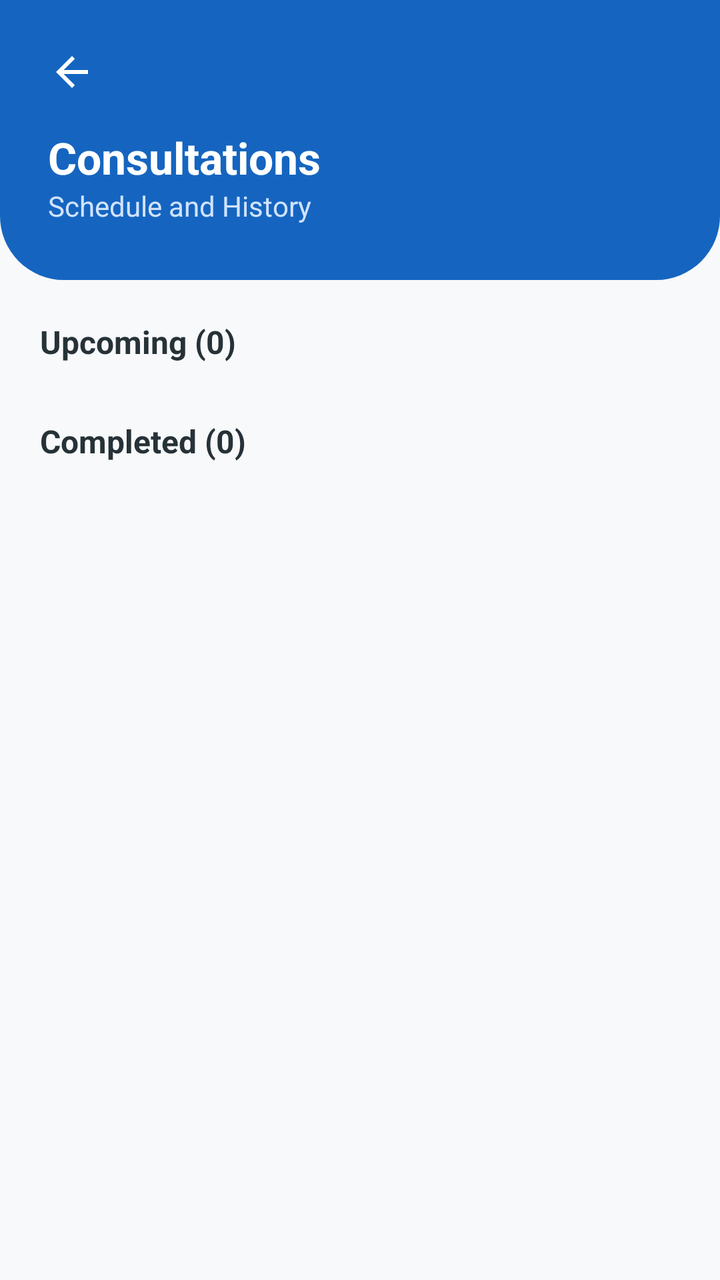
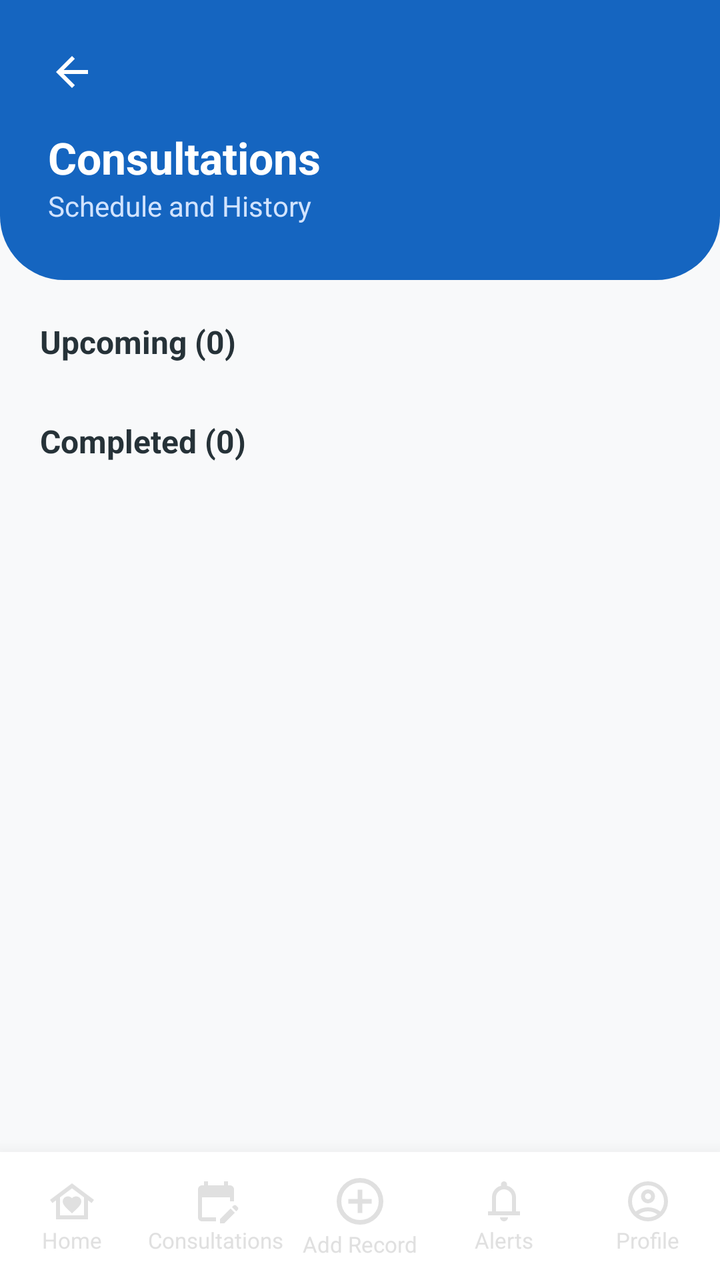

Two renders of the same Android screen: before a commit and after it. Below are the layout's source before the change and the commit's diff.
<!-- AndroidManifest.xml: application theme Theme.Mobicare -->
<!-- res/layout/fragment_consultations.xml -->
<?xml version="1.0" encoding="utf-8"?>
<androidx.constraintlayout.widget.ConstraintLayout
    xmlns:android="http://schemas.android.com/apk/res/android"
    xmlns:app="http://schemas.android.com/apk/res-auto"
    android:layout_width="match_parent"
    android:layout_height="match_parent"
    android:background="#F8F9FA">

    <View
        android:id="@+id/headerView"
        android:layout_width="match_parent"
        android:layout_height="140dp"
        android:background="@drawable/header_rounded_bottom"
        app:layout_constraintTop_toTopOf="parent" />

    <ImageView
        android:id="@+id/btnBack"
        android:layout_width="40dp"
        android:layout_height="40dp"
        android:layout_marginStart="16dp"
        android:layout_marginTop="16dp"
        android:padding="8dp"
        android:src="@drawable/ic_back_white"
        android:contentDescription="Back"
        app:layout_constraintStart_toStartOf="parent"
        app:layout_constraintTop_toTopOf="parent"
        app:tint="@color/pure_white" />

    <TextView
        android:id="@+id/tvTitle"
        android:layout_width="wrap_content"
        android:layout_height="wrap_content"
        android:layout_marginStart="24dp"
        android:layout_marginTop="8dp"
        android:text="Consultations"
        android:textColor="@color/pure_white"
        android:textSize="22sp"
        android:textStyle="bold"
        app:layout_constraintStart_toStartOf="parent"
        app:layout_constraintTop_toBottomOf="@+id/btnBack" />

    <TextView
        android:id="@+id/tvSubtitle"
        android:layout_width="wrap_content"
        android:layout_height="wrap_content"
        android:text="Schedule and History"
        android:textColor="#D1E3FF"
        android:textSize="14sp"
        app:layout_constraintStart_toStartOf="@+id/tvTitle"
        app:layout_constraintTop_toBottomOf="@+id/tvTitle" />

    <androidx.core.widget.NestedScrollView
        android:layout_width="match_parent"
        android:layout_height="0dp"
        app:layout_constraintBottom_toBottomOf="parent"
        app:layout_constraintTop_toBottomOf="@+id/headerView">

        <LinearLayout
            android:layout_width="match_parent"
            android:layout_height="wrap_content"
            android:orientation="vertical"
            android:padding="20dp">

            <TextView
                android:id="@+id/tvUpcomingCount"
                android:layout_width="wrap_content"
                android:layout_height="wrap_content"
                android:text="Upcoming (0)"
                android:textColor="@color/slate_navy"
                android:textSize="16sp"
                android:textStyle="bold"
                android:layout_marginBottom="12dp"/>

            <LinearLayout
                android:id="@+id/llUpcoming"
                android:layout_width="match_parent"
                android:layout_height="wrap_content"
                android:orientation="vertical" />

            <TextView
                android:id="@+id/tvCompletedCount"
                android:layout_width="wrap_content"
                android:layout_height="wrap_content"
                android:text="Completed (0)"
                android:textColor="@color/slate_navy"
                android:textSize="16sp"
                android:textStyle="bold"
                android:layout_marginTop="16dp"
                android:layout_marginBottom="12dp"/>

            <LinearLayout
                android:id="@+id/llCompleted"
                android:layout_width="match_parent"
                android:layout_height="wrap_content"
                android:orientation="vertical" />

        </LinearLayout>
    </androidx.core.widget.NestedScrollView>

</androidx.constraintlayout.widget.ConstraintLayout>
<!-- resources referenced by this layout -->
<resources>
  <!-- unchanged entries left out for length: 8 -->
</resources>

<!-- the commit's change to res/layout/fragment_consultations.xml (unified diff, before → after) -->
@@ -96,5 +96,150 @@
 
         </LinearLayout>
     </androidx.core.widget.NestedScrollView>
+    <include
+        android:id="@+id/healthWorkerNavBar"
+        layout="@layout/layout_bottom_nav_health_worker"
+        android:layout_width="match_parent"
+        android:layout_height="64dp"
+        app:layout_constraintBottom_toBottomOf="parent"
+        app:layout_constraintStart_toStartOf="parent"
+        app:layout_constraintEnd_toEndOf="parent" />
 
 </androidx.constraintlayout.widget.ConstraintLayout>
+<!-- res/layout/layout_bottom_nav_health_worker.xml (included above) -->
+<?xml version="1.0" encoding="utf-8"?>
+<LinearLayout xmlns:android="http://schemas.android.com/apk/res/android"
+    xmlns:app="http://schemas.android.com/apk/res-auto"
+    android:id="@+id/bottomNavHealthWorkerCustom"
+    android:layout_width="match_parent"
+    android:layout_height="64dp"
+    android:background="@color/pure_white"
+    android:orientation="horizontal"
+    android:elevation="16dp">
+
+    <LinearLayout
+        android:id="@+id/nav_home"
+        android:layout_width="0dp"
+        android:layout_height="match_parent"
+        android:layout_weight="1"
+        android:clickable="true"
+        android:focusable="true"
+        android:foreground="?attr/selectableItemBackground"
+        android:gravity="center"
+        android:orientation="vertical">
+        <ImageView
+            android:id="@+id/iv_nav_home"
+            android:layout_width="24dp"
+            android:layout_height="24dp"
+            android:src="@drawable/ic_home"
+            app:tint="@color/cool_grey" />
+        <TextView
+            android:id="@+id/tv_nav_home"
+            android:layout_width="wrap_content"
+            android:layout_height="wrap_content"
+            android:text="Home"
+            android:textSize="11sp"
+            android:textColor="@color/cool_grey" />
+    </LinearLayout>
+
+    <LinearLayout
+        android:id="@+id/nav_consultations_tab"
+        android:layout_width="0dp"
+        android:layout_height="match_parent"
+        android:layout_weight="1"
+        android:clickable="true"
+        android:focusable="true"
+        android:foreground="?attr/selectableItemBackground"
+        android:gravity="center"
+        android:orientation="vertical">
+        <ImageView
+            android:id="@+id/iv_nav_consultations"
+            android:layout_width="24dp"
+            android:layout_height="24dp"
+            android:src="@drawable/ic_consultation"
+            app:tint="@color/cool_grey" />
+        <TextView
+            android:id="@+id/tv_nav_consultations"
+            android:layout_width="wrap_content"
+            android:layout_height="wrap_content"
+            android:text="Consultations"
+            android:textSize="11sp"
+            android:textColor="@color/cool_grey" />
+    </LinearLayout>
+
+    <LinearLayout
+        android:id="@+id/nav_add_record_tab"
+        android:layout_width="0dp"
+        android:layout_height="match_parent"
+        android:layout_weight="1"
+        android:clickable="true"
+        android:focusable="true"
+        android:foreground="?attr/selectableItemBackground"
+        android:gravity="center"
+        android:orientation="vertical">
+        <ImageView
+            android:id="@+id/iv_nav_add"
+            android:layout_width="28dp"
+            android:layout_height="28dp"
+            android:src="@drawable/ic_add"
+            app:tint="@color/cool_grey" />
+        <TextView
+            android:id="@+id/tv_nav_add"
+            android:layout_width="wrap_content"
+            android:layout_height="wrap_content"
+            android:text="Add Record"
+            android:textSize="11sp"
+            android:textColor="@color/cool_grey" />
+    </LinearLayout>
+
+    <LinearLayout
+        android:id="@+id/nav_notifications_tab"
+        android:layout_width="0dp"
+        android:layout_height="match_parent"
+        android:layout_weight="1"
+        android:clickable="true"
+        android:focusable="true"
+        android:foreground="?attr/selectableItemBackground"
+        android:gravity="center"
+        android:orientation="vertical">
+        <ImageView
+            android:id="@+id/iv_nav_alerts"
+            android:layout_width="24dp"
+            android:layout_height="24dp"
+            android:src="@drawable/ic_notifications"
+            app:tint="@color/cool_grey" />
+        <TextView
+            android:id="@+id/tv_nav_alerts"
+            android:layout_width="wrap_content"
+            android:layout_height="wrap_content"
+            android:text="Alerts"
+            android:textSize="11sp"
+            android:textColor="@color/cool_grey" />
+    </LinearLayout>
+
+    <LinearLayout
+        android:id="@+id/nav_profile_tab"
+        android:layout_width="0dp"
+        android:layout_height="match_parent"
+        android:layout_weight="1"
+        android:clickable="true"
+        android:focusable="true"
+        android:foreground="?attr/selectableItemBackground"
+        android:gravity="center"
+        android:orientation="vertical">
+        <ImageView
+            android:id="@+id/iv_nav_profile"
+            android:layout_width="24dp"
+            android:layout_height="24dp"
+            android:src="@drawable/ic_profile"
+            app:tint="@color/cool_grey" />
+        <TextView
+            android:id="@+id/tv_nav_profile"
+            android:layout_width="wrap_content"
+            android:layout_height="wrap_content"
+            android:text="Profile"
+            android:textSize="11sp"
+            android:textColor="@color/cool_grey" />
+    </LinearLayout>
+
+</LinearLayout>
<!-- resource entries referenced after the edit -->
@@ -1,5 +1,36 @@
 <!-- resources referenced by this layout -->
 <resources>
+  <color name="cool_grey">#E0E0E0</color>
+  <!-- drawable ic_add (drawable) -->
+  <vector xmlns:android="http://schemas.android.com/apk/res/android" android:height="24dp" android:tint="#000000" android:viewportHeight="960" android:viewportWidth="960" android:width="24dp">
+        
+      <path android:fillColor="@android:color/white" android:pathData="M440,680L520,680L520,520L680,520L680,440L520,440L520,280L440,280L440,440L280,440L280,520L440,520L440,680ZM480,880Q397,880 324,848.5Q251,817 197,763Q143,709 111.5,636Q80,563 80,480Q80,397 111.5,324Q143,251 197,197Q251,143 324,111.5Q397,80 480,80Q563,80 636,111.5Q709,143 763,197Q817,251 848.5,324Q880,397 880,480Q880,563 848.5,636Q817,709 763,763Q709,817 636,848.5Q563,880 480,880ZM480,800Q614,800 707,707Q800,614 800,480Q800,346 707,253Q614,160 480,160Q346,160 253,253Q160,346 160,480Q160,614 253,707Q346,800 480,800ZM480,480Q480,480 480,480Q480,480 480,480Q480,480 480,480Q480,480 480,480Q480,480 480,480Q480,480 480,480Q480,480 480,480Q480,480 480,480Z"/>
+      
+  </vector>
+  <!-- drawable ic_consultation (drawable) -->
+  <vector xmlns:android="http://schemas.android.com/apk/res/android" android:height="24dp" android:tint="#000000" android:viewportHeight="24" android:viewportWidth="24" android:width="24dp">
+        
+      <path android:fillColor="@android:color/white" android:pathData="M12,22H5c-1.11,0 -2,-0.9 -2,-2L3.01,6c0,-1.1 0.88,-2 1.99,-2h1V2h2v2h8V2h2v2h1c1.1,0 2,0.9 2,2v6h-2v-2H5v10h7V22zM22.13,16.99l0.71,-0.71c0.39,-0.39 0.39,-1.02 0,-1.41l-0.71,-0.71c-0.39,-0.39 -1.02,-0.39 -1.41,0l-0.71,0.71L22.13,16.99zM21.42,17.7l-5.3,5.3H14v-2.12l5.3,-5.3L21.42,17.7z"/>
+      
+  </vector>
+  <!-- drawable ic_home (drawable) -->
+  <vector xmlns:android="http://schemas.android.com/apk/res/android" android:height="24dp" android:tint="#000000" android:viewportHeight="960" android:viewportWidth="960" android:width="24dp">
+        
+      <path android:fillColor="@android:color/white" android:pathData="M480,120L920,450L872,514L800,460L800,840L160,840L160,460L88,514L40,450L480,120ZM294,482Q294,535 351,595Q408,655 480,720Q552,655 609,595Q666,535 666,482Q666,438 636,409Q606,380 564,380Q538,380 516.5,390.5Q495,401 480,418Q465,401 442.5,390.5Q420,380 396,380Q354,380 324,409Q294,438 294,482ZM720,760L720,400L480,220L240,400L240,760L720,760ZM720,760L240,760L240,760L480,760L720,760Z"/>
+      
+  </vector>
+  <!-- drawable ic_notifications (drawable) -->
+  <vector xmlns:android="http://schemas.android.com/apk/res/android" android:height="24dp" android:tint="#000000" android:viewportHeight="960" android:viewportWidth="960" android:width="24dp">
+        
+      <path android:fillColor="@android:color/white" android:pathData="M160,760L160,680L240,680L240,400Q240,317 290,252.5Q340,188 420,168L420,140Q420,115 437.5,97.5Q455,80 480,80Q505,80 522.5,97.5Q540,115 540,140L540,168Q620,188 670,252.5Q720,317 720,400L720,680L800,680L800,760L160,760ZM480,460L480,460L480,460L480,460Q480,460 480,460Q480,460 480,460Q480,460 480,460Q480,460 480,460ZM480,880Q447,880 423.5,856.5Q400,833 400,800L560,800Q560,833 536.5,856.5Q513,880 480,880ZM320,680L640,680L640,400Q640,334 593,287Q546,240 480,240Q414,240 367,287Q320,334 320,400L320,680Z"/>
+      
+  </vector>
+  <!-- drawable ic_profile (drawable) -->
+  <vector xmlns:android="http://schemas.android.com/apk/res/android" android:height="24dp" android:tint="#000000" android:viewportHeight="960" android:viewportWidth="960" android:width="24dp">
+        
+      <path android:fillColor="@android:color/white" android:pathData="M234,684Q285,645 348,622.5Q411,600 480,600Q549,600 612,622.5Q675,645 726,684Q761,643 780.5,591Q800,539 800,480Q800,347 706.5,253.5Q613,160 480,160Q347,160 253.5,253.5Q160,347 160,480Q160,539 179.5,591Q199,643 234,684ZM380.5,479.5Q340,439 340,380Q340,321 380.5,280.5Q421,240 480,240Q539,240 579.5,280.5Q620,321 620,380Q620,439 579.5,479.5Q539,520 480,520Q421,520 380.5,479.5ZM480,880Q397,880 324,848.5Q251,817 197,763Q143,709 111.5,636Q80,563 80,480Q80,397 111.5,324Q143,251 197,197Q251,143 324,111.5Q397,80 480,80Q563,80 636,111.5Q709,143 763,197Q817,251 848.5,324Q880,397 880,480Q880,563 848.5,636Q817,709 763,763Q709,817 636,848.5Q563,880 480,880ZM580,784.5Q627,769 666,740Q627,711 580,695.5Q533,680 480,680Q427,680 380,695.5Q333,711 294,740Q333,769 380,784.5Q427,800 480,800Q533,800 580,784.5ZM523,423Q540,406 540,380Q540,354 523,337Q506,320 480,320Q454,320 437,337Q420,354 420,380Q420,406 437,423Q454,440 480,440Q506,440 523,423ZM480,380Q480,380 480,380Q480,380 480,380Q480,380 480,380Q480,380 480,380Q480,380 480,380Q480,380 480,380Q480,380 480,380Q480,380 480,380ZM480,740Q480,740 480,740Q480,740 480,740Q480,740 480,740Q480,740 480,740Q480,740 480,740Q480,740 480,740Q480,740 480,740Q480,740 480,740Z"/>
+      
+  </vector>
   <!-- unchanged entries left out for length: 8 -->
 </resources>
 
